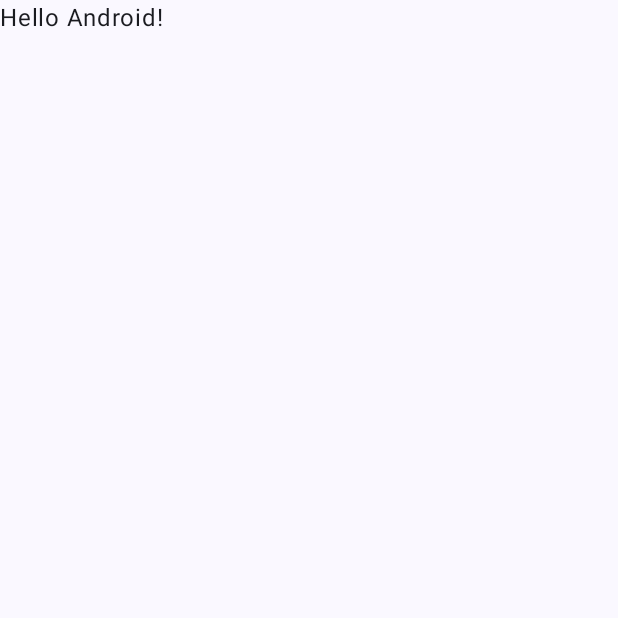
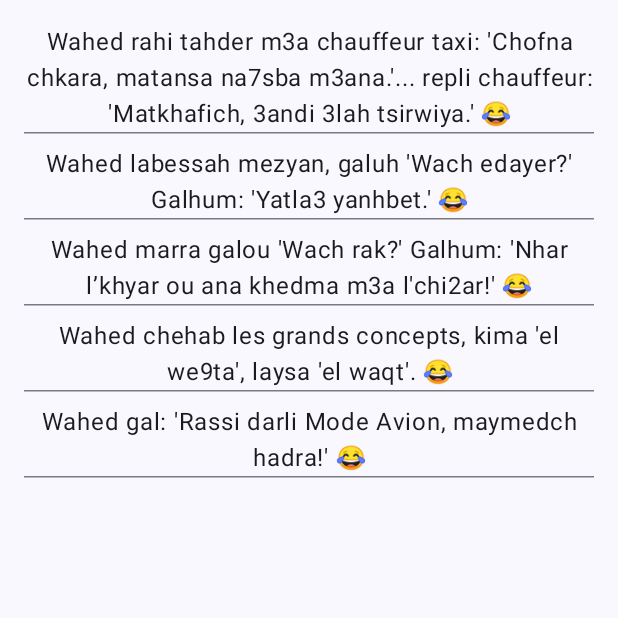
Before and after one commit to aarundn/JokesApp, an Android app built with Jetpack Compose: the screen it shows after launch (MainActivity), on a phone screen of 412 x 824 dp, the top half of it. Before the commit the part shown is almost empty. Run offline under Robolectric (Android 15) with nearby library versions, the phone set to English and light mode, and no system bars; our stand-ins replace Dagger/Hilt's generated code.

Commit message:
setup clean arch for the app

```diff
--- a/app/build.gradle.kts
+++ b/app/build.gradle.kts
@@ -2,6 +2,8 @@ plugins {
     alias(libs.plugins.android.application)
     alias(libs.plugins.kotlin.android)
     alias(libs.plugins.kotlin.compose)
+    id("com.google.devtools.ksp")
+    id("com.google.dagger.hilt.android")
 }
 
 android {
@@ -56,4 +58,11 @@ dependencies {
     androidTestImplementation(libs.androidx.ui.test.junit4)
     debugImplementation(libs.androidx.ui.tooling)
     debugImplementation(libs.androidx.ui.test.manifest)
+
+    // Hilt
+    implementation(libs.hilt.android)
+    ksp(libs.hilt.android.compiler)
+    implementation (libs.androidx.hilt.navigation.compose)
+
+
 }
--- a/app/src/main/AndroidManifest.xml
+++ b/app/src/main/AndroidManifest.xml
@@ -3,6 +3,7 @@
     xmlns:tools="http://schemas.android.com/tools">
 
     <application
+        android:name=".core.App"
         android:allowBackup="true"
         android:dataExtractionRules="@xml/data_extraction_rules"
         android:fullBackupContent="@xml/backup_rules"
@@ -11,11 +12,11 @@
         android:roundIcon="@mipmap/ic_launcher_round"
         android:supportsRtl="true"
         android:theme="@style/Theme.JokesApp"
-        tools:targetApi="31">
+        tools:targetApi="31"
+        tools:ignore="Instantiatable">
         <activity
-            android:name=".MainActivity"
+            android:name=".core.MainActivity"
             android:exported="true"
-            android:label="@string/app_name"
             android:theme="@style/Theme.JokesApp">
             <intent-filter>
                 <action android:name="android.intent.action.MAIN" />
--- a/app/src/main/java/com/example/jokesapp/MainActivity.kt
+++ /dev/null
@@ -1,47 +0,0 @@
-package com.example.jokesapp
-
-import android.os.Bundle
-import androidx.activity.ComponentActivity
-import androidx.activity.compose.setContent
-import androidx.activity.enableEdgeToEdge
-import androidx.compose.foundation.layout.fillMaxSize
-import androidx.compose.foundation.layout.padding
-import androidx.compose.material3.Scaffold
-import androidx.compose.material3.Text
-import androidx.compose.runtime.Composable
-import androidx.compose.ui.Modifier
-import androidx.compose.ui.tooling.preview.Preview
-import com.example.jokesapp.ui.theme.JokesAppTheme
-
-class MainActivity : ComponentActivity() {
-    override fun onCreate(savedInstanceState: Bundle?) {
-        super.onCreate(savedInstanceState)
-        enableEdgeToEdge()
-        setContent {
-            JokesAppTheme {
-                Scaffold(modifier = Modifier.fillMaxSize()) { innerPadding ->
-                    Greeting(
-                        name = "Android",
-                        modifier = Modifier.padding(innerPadding)
-                    )
-                }
-            }
-        }
-    }
-}
-
-@Composable
-fun Greeting(name: String, modifier: Modifier = Modifier) {
-    Text(
-        text = "Hello $name!",
-        modifier = modifier
-    )
-}
-
-@Preview(showBackground = true)
-@Composable
-fun GreetingPreview() {
-    JokesAppTheme {
-        Greeting("Android")
-    }
-}
--- /dev/null
+++ b/app/src/main/java/com/example/jokesapp/core/App.kt
@@ -0,0 +1,7 @@
+package com.example.jokesapp.core
+
+import android.app.Application
+import dagger.hilt.android.HiltAndroidApp
+
+@HiltAndroidApp
+class App: Application()
--- /dev/null
+++ b/app/src/main/java/com/example/jokesapp/core/MainActivity.kt
@@ -0,0 +1,28 @@
+package com.example.jokesapp.core
+
+import android.os.Bundle
+import androidx.activity.ComponentActivity
+import androidx.activity.compose.setContent
+import androidx.activity.enableEdgeToEdge
+import androidx.compose.foundation.layout.fillMaxSize
+import androidx.compose.foundation.layout.padding
+import androidx.compose.material3.Scaffold
+import androidx.compose.ui.Modifier
+import com.example.jokesapp.core.theme.JokesAppTheme
+import com.example.jokesapp.presentation.JokesScreen
+import dagger.hilt.android.AndroidEntryPoint
+
+@AndroidEntryPoint
+class MainActivity : ComponentActivity() {
+    override fun onCreate(savedInstanceState: Bundle?) {
+        super.onCreate(savedInstanceState)
+        enableEdgeToEdge()
+        setContent {
+            JokesAppTheme {
+                Scaffold(modifier = Modifier.Companion.fillMaxSize()) { innerPadding ->
+                    JokesScreen(modifier = Modifier.fillMaxSize().padding(innerPadding))
+                }
+            }
+        }
+    }
+}
--- a/app/src/main/java/com/example/jokesapp/ui/theme/Color.kt
+++ b/app/src/main/java/com/example/jokesapp/core/theme/Color.kt
@@ -1,4 +1,4 @@
-package com.example.jokesapp.ui.theme
+package com.example.jokesapp.core.theme
 
 import androidx.compose.ui.graphics.Color
 
--- a/app/src/main/java/com/example/jokesapp/ui/theme/Theme.kt
+++ b/app/src/main/java/com/example/jokesapp/core/theme/Theme.kt
@@ -1,6 +1,5 @@
-package com.example.jokesapp.ui.theme
+package com.example.jokesapp.core.theme
 
-import android.app.Activity
 import android.os.Build
 import androidx.compose.foundation.isSystemInDarkTheme
 import androidx.compose.material3.MaterialTheme
--- a/app/src/main/java/com/example/jokesapp/ui/theme/Type.kt
+++ b/app/src/main/java/com/example/jokesapp/core/theme/Type.kt
@@ -1,4 +1,4 @@
-package com.example.jokesapp.ui.theme
+package com.example.jokesapp.core.theme
 
 import androidx.compose.material3.Typography
 import androidx.compose.ui.text.TextStyle
--- /dev/null
+++ b/app/src/main/java/com/example/jokesapp/data/JokesRepositoryImpl.kt
@@ -0,0 +1,36 @@
+package com.example.jokesapp.data
+
+import com.example.jokesapp.domain.model.Jokes
+import com.example.jokesapp.domain.repos.JokesRepository
+
+class JokesRepositoryImpl : JokesRepository {
+    override fun getJokes(): List<Jokes> {
+        return listOf(
+            Jokes(
+                1,
+                "Chkara fi Taxi",
+                "Wahed rahi tahder m3a chauffeur taxi: 'Chofna chkara, matansa na7sba m3ana.'... repli chauffeur: 'Matkhafich, 3andi 3lah tsirwiya.' 😂"
+            ),
+            Jokes(
+                2,
+                "Yatla3 Yanhbet",
+                "Wahed labessah mezyan, galuh 'Wach edayer?' Galhum: 'Yatla3 yanhbet.' 😂"
+            ),
+            Jokes(
+                3,
+                "Nhar l’khyar",
+                "Wahed marra galou 'Wach rak?' Galhum: 'Nhar l’khyar ou ana khedma m3a l'chi2ar!' 😂"
+            ),
+            Jokes(
+                4,
+                "El We9ta",
+                "Wahed chehab les grands concepts, kima 'el we9ta', laysa 'el waqt'. 😂"
+            ),
+            Jokes(
+                5,
+                "Rassi darli Mode Avion",
+                "Wahed gal: 'Rassi darli Mode Avion, maymedch hadra!' 😂"
+            )
+        )
+    }
+}
--- /dev/null
+++ b/app/src/main/java/com/example/jokesapp/di/AppModule.kt
@@ -0,0 +1,28 @@
+package com.example.jokesapp.di
+
+import com.example.jokesapp.data.JokesRepositoryImpl
+import com.example.jokesapp.domain.repos.JokesRepository
+import com.example.jokesapp.domain.usecase.GetJokesUseCase
+import dagger.Module
+import dagger.Provides
+import dagger.hilt.InstallIn
+import dagger.hilt.components.SingletonComponent
+import javax.inject.Singleton
+
+
+@Module
+@InstallIn(SingletonComponent::class)
+object AppModule {
+
+    @Provides
+    @Singleton
+    fun provideJokesRepository(): JokesRepository {
+        return JokesRepositoryImpl()
+    }
+
+    @Provides
+    @Singleton
+    fun provideJokesUseCase(jokesRepository: JokesRepository): GetJokesUseCase {
+        return GetJokesUseCase(jokesRepository)
+    }
+}
--- /dev/null
+++ b/app/src/main/java/com/example/jokesapp/domain/model/Jokes.kt
@@ -0,0 +1,7 @@
+package com.example.jokesapp.domain.model
+
+data class Jokes (
+    val id: Int,
+    val title: String,
+    val content: String,
+)
--- /dev/null
+++ b/app/src/main/java/com/example/jokesapp/domain/repos/JokesRepository.kt
@@ -0,0 +1,7 @@
+package com.example.jokesapp.domain.repos
+
+import com.example.jokesapp.domain.model.Jokes
+
+interface JokesRepository {
+    fun getJokes(): List<Jokes>
+}
--- /dev/null
+++ b/app/src/main/java/com/example/jokesapp/domain/usecase/GetJokesUseCase.kt
@@ -0,0 +1,13 @@
+package com.example.jokesapp.domain.usecase
+
+import com.example.jokesapp.domain.model.Jokes
+import com.example.jokesapp.domain.repos.JokesRepository
+import javax.inject.Inject
+
+class GetJokesUseCase @Inject constructor(
+    private val jokesRepository: JokesRepository
+) {
+    fun execute(): List<Jokes> {
+        return jokesRepository.getJokes()
+    }
+}
--- /dev/null
+++ b/app/src/main/java/com/example/jokesapp/presentation/JokesScreen.kt
@@ -0,0 +1,40 @@
+package com.example.jokesapp.presentation
+
+import androidx.compose.foundation.layout.Arrangement
+import androidx.compose.foundation.layout.fillMaxSize
+import androidx.compose.foundation.layout.padding
+import androidx.compose.foundation.lazy.LazyColumn
+import androidx.compose.material3.HorizontalDivider
+import androidx.compose.material3.MaterialTheme
+import androidx.compose.material3.Text
+import androidx.compose.runtime.Composable
+import androidx.compose.runtime.remember
+import androidx.compose.ui.Alignment
+import androidx.compose.ui.Modifier
+import androidx.compose.ui.text.style.TextAlign
+import androidx.compose.ui.unit.dp
+import androidx.hilt.navigation.compose.hiltViewModel
+
+@Composable
+fun JokesScreen(
+    modifier: Modifier = Modifier,
+    viewModel: JokesViewModel = hiltViewModel()
+) {
+    val jokes = remember {viewModel.jokes}
+    LazyColumn(
+        modifier = modifier.fillMaxSize().padding(16.dp),
+        verticalArrangement = Arrangement.spacedBy(8.dp),
+        horizontalAlignment = Alignment.CenterHorizontally
+
+    ) {
+        items(jokes.size) {
+            Text(
+                text = jokes[it].content,
+                textAlign = TextAlign.Center,
+                color = MaterialTheme.colorScheme.onBackground,
+                modifier = Modifier
+            )
+            HorizontalDivider()
+        }
+    }
+}
--- /dev/null
+++ b/app/src/main/java/com/example/jokesapp/presentation/JokesViewModel.kt
@@ -0,0 +1,32 @@
+package com.example.jokesapp.presentation
+
+import androidx.compose.runtime.getValue
+import androidx.compose.runtime.mutableStateOf
+import androidx.compose.runtime.setValue
+import androidx.lifecycle.ViewModel
+import com.example.jokesapp.domain.model.Jokes
+import com.example.jokesapp.domain.usecase.GetJokesUseCase
+import dagger.hilt.android.lifecycle.HiltViewModel
+import javax.inject.Inject
+
+@HiltViewModel
+class JokesViewModel @Inject constructor(
+    private val getJokesUseCase: GetJokesUseCase
+): ViewModel() {
+
+
+    private var _jokes by mutableStateOf(emptyList<Jokes>())
+
+    val jokes: List<Jokes>
+        get() = _jokes
+
+
+    init {
+        getJokes()
+    }
+
+    private fun getJokes(){
+        _jokes = getJokesUseCase.execute()
+    }
+
+}
--- a/build.gradle.kts
+++ b/build.gradle.kts
@@ -3,4 +3,6 @@ plugins {
     alias(libs.plugins.android.application) apply false
     alias(libs.plugins.kotlin.android) apply false
     alias(libs.plugins.kotlin.compose) apply false
+    id("com.google.dagger.hilt.android") version "2.56.2" apply false
+    alias(libs.plugins.ksp) apply false
 }
--- a/gradle/libs.versions.toml
+++ b/gradle/libs.versions.toml
@@ -1,16 +1,20 @@
 [versions]
 agp = "8.9.2"
-kotlin = "2.0.21"
+hiltAndroid = "2.56.2"
+kotlin = "2.1.0"
 coreKtx = "1.16.0"
 junit = "4.13.2"
 junitVersion = "1.2.1"
+hiltCommon = "1.2.0"
+ksp = "2.1.0-1.0.29"
 espressoCore = "3.6.1"
 lifecycleRuntimeKtx = "2.9.0"
 activityCompose = "1.10.1"
-composeBom = "2024.09.00"
+composeBom = "2025.05.00"
 
 [libraries]
 androidx-core-ktx = { group = "androidx.core", name = "core-ktx", version.ref = "coreKtx" }
+
 junit = { group = "junit", name = "junit", version.ref = "junit" }
 androidx-junit = { group = "androidx.test.ext", name = "junit", version.ref = "junitVersion" }
 androidx-espresso-core = { group = "androidx.test.espresso", name = "espresso-core", version.ref = "espressoCore" }
@@ -25,7 +29,17 @@ androidx-ui-test-manifest = { group = "androidx.compose.ui", name = "ui-test-man
 androidx-ui-test-junit4 = { group = "androidx.compose.ui", name = "ui-test-junit4" }
 androidx-material3 = { group = "androidx.compose.material3", name = "material3" }
 
+#hilt
+hilt-android-compiler = { module = "com.google.dagger:hilt-android-compiler", version.ref = "hiltAndroid" }
+hilt-android = { module = "com.google.dagger:hilt-android", version.ref = "hiltAndroid" }
+androidx-hilt-navigation-compose = { module = "androidx.hilt:hilt-navigation-compose", version.ref = "hiltCommon" }
+
 [plugins]
+
+#kotlin
 android-application = { id = "com.android.application", version.ref = "agp" }
 kotlin-android = { id = "org.jetbrains.kotlin.android", version.ref = "kotlin" }
 kotlin-compose = { id = "org.jetbrains.kotlin.plugin.compose", version.ref = "kotlin" }
+
+#hilt
+ksp = { id = "com.google.devtools.ksp", version.ref = "ksp" }
```
